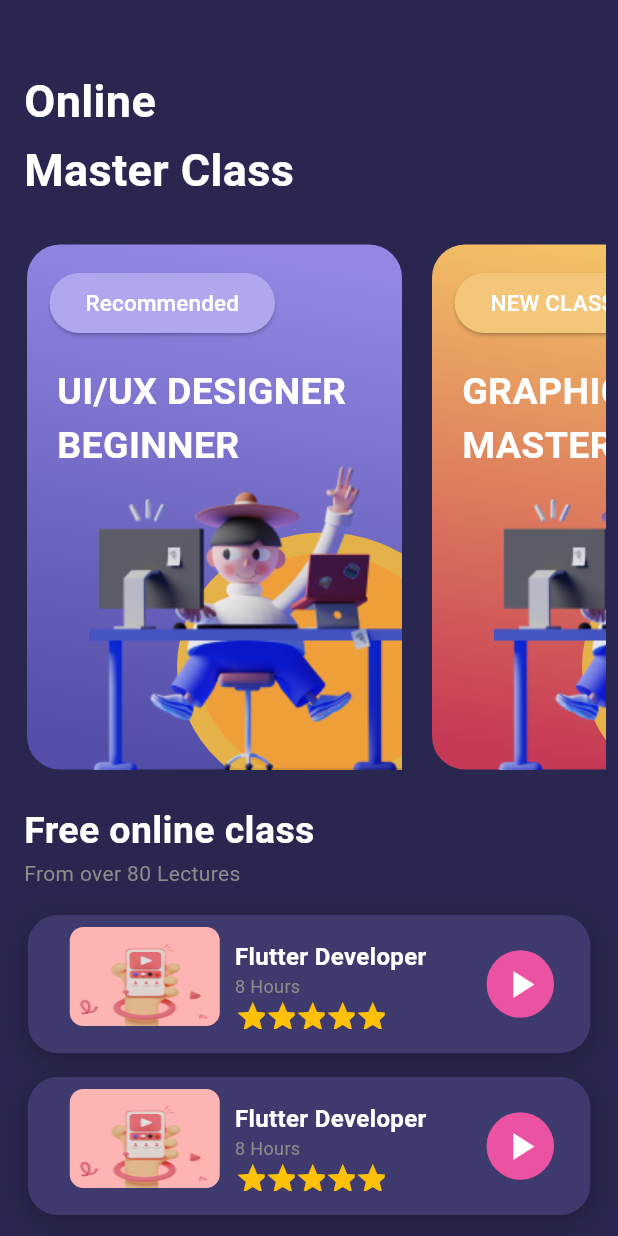
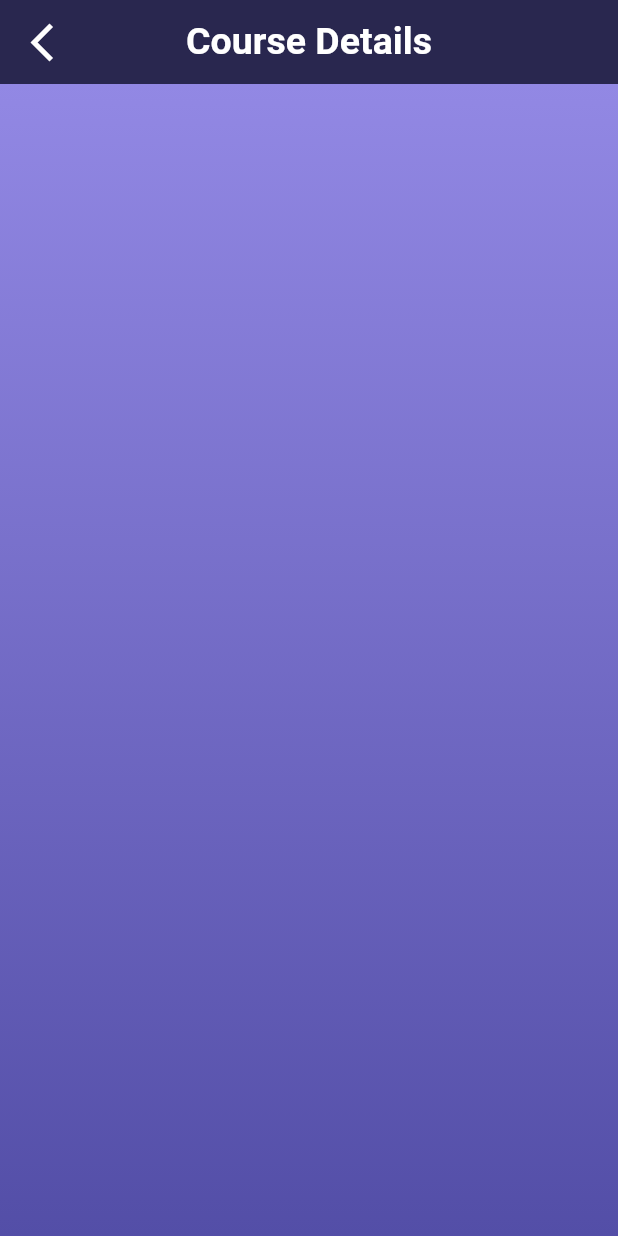
Before and after one commit to harleymamalias/online_course_app_ui, a Flutter app: the screen it shows after launch, after a tap on "Recommended", on a phone screen of 412 x 824 dp. Run offline on Flutter 3.47's test engine with Material 2 defaults, Android fonts, the phone set to English and light mode, and no system bars.

Commit message:
added a new button and a page to navigate both homepage and course details

```diff
--- a/lib/main.dart
+++ b/lib/main.dart
@@ -15,7 +15,7 @@ class MyApp extends StatelessWidget {
   Widget build(BuildContext context) {
     return MaterialApp(
       debugShowCheckedModeBanner: false,
-      title: 'Flutter Demo',
+      title: 'Online Course App',
       theme: ThemeData(
         colorScheme: ColorScheme.fromSeed(seedColor: app_color.bgColor),
         useMaterial3: true,
--- /dev/null
+++ b/lib/pages/course_details.dart
@@ -0,0 +1,48 @@
+import 'package:flutter/material.dart';
+import 'package:online_course_app_ui/pages/my_home_page.dart';
+import 'package:online_course_app_ui/colors/app_color.dart' as app_color;
+
+class CourseDetails extends StatelessWidget {
+  const CourseDetails({super.key});
+
+  @override
+  Widget build(BuildContext context) {
+    return SafeArea(
+      child: Scaffold(
+        appBar: AppBar(
+          backgroundColor: app_color.bgColor,
+          title: const Text(
+            'Course Details',
+            style: TextStyle(
+                color: app_color.textColor,
+                fontSize: 25,
+                fontWeight: FontWeight.w600),
+          ),
+          centerTitle: true,
+          leading: IconButton(
+            icon: const Icon(Icons.arrow_back_ios_new_sharp),
+            iconSize: 30,
+            color: Colors.white,
+            onPressed: () {
+              Navigator.push(context,
+                  MaterialPageRoute(builder: (context) => const MyHomePage()));
+            },
+          ),
+        ),
+        body: Container(
+            decoration: const BoxDecoration(
+          gradient: LinearGradient(
+            begin: Alignment.topCenter,
+            end: Alignment.bottomCenter,
+            colors: [
+              Color(0xFF9288E4),
+              Color(0xFF534EA7)
+            ], // Your gradient colors
+          ),
+        )
+        // child: St,
+        ),
+      ),
+    );
+  }
+}
--- a/lib/pages/my_home_page.dart
+++ b/lib/pages/my_home_page.dart
@@ -29,8 +29,8 @@ class MyHomePage extends StatelessWidget {
                         'Online',
                         style: TextStyle(
                             color: app_color.textColor,
-                            fontSize: 30,
-                            fontWeight: FontWeight.bold),
+                            fontSize: 36,
+                            fontWeight: FontWeight.w700),
                       ),
                     ],
                   ),
@@ -43,8 +43,8 @@ class MyHomePage extends StatelessWidget {
                         'Master Class',
                         style: TextStyle(
                             color: app_color.textColor,
-                            fontSize: 30,
-                            fontWeight: FontWeight.bold),
+                            fontSize: 36,
+                            fontWeight: FontWeight.w500),
                       ),
                     ],
                   ),
--- a/lib/widgets/big_card_class_recommended.dart
+++ b/lib/widgets/big_card_class_recommended.dart
@@ -1,5 +1,6 @@
 import 'package:flutter/material.dart';
 import 'package:online_course_app_ui/colors/app_color.dart' as app_color;
+import 'package:online_course_app_ui/pages/course_details.dart';
 
 class BigCardClassRecommendedWidget extends StatelessWidget {
   const BigCardClassRecommendedWidget({
@@ -61,7 +62,9 @@ class BigCardClassRecommendedWidget extends StatelessWidget {
               Container(
                 padding: const EdgeInsets.all(5),
                 child: ElevatedButton(
-                  onPressed: () {},
+                  onPressed: () {
+                    Navigator.push(context, MaterialPageRoute(builder: (context) => const CourseDetails() ));
+                  },
                   style: ButtonStyle(
                     backgroundColor: MaterialStateProperty.all<Color>(
                       Color(app_color.recommendedButton.value),
--- a/lib/widgets/free_online_classcard_widget.dart
+++ b/lib/widgets/free_online_classcard_widget.dart
@@ -9,7 +9,7 @@ class FreeOnlineClassCardWidget extends StatelessWidget {
   @override
   Widget build(BuildContext context) {
     return Padding(
-      padding: const EdgeInsets.all(8.0),
+      padding: const EdgeInsets.all(10.0),
       child: Container(
         width: 375,
         height: 92,
@@ -29,7 +29,7 @@ class FreeOnlineClassCardWidget extends StatelessWidget {
         ),
         child: Center(
           child: Padding(
-            padding: EdgeInsets.all(8.0),
+            padding: const EdgeInsets.all(8.0),
             child: Row(
               children: [
                 // Leading network image
@@ -97,7 +97,8 @@ class FreeOnlineClassCardWidget extends StatelessWidget {
                       height: 45, // Make it a square
                       decoration: const BoxDecoration(
                         shape: BoxShape.circle, // Circular shape
-                        color: Color(0xFFEB53A2), // Background color of the circular container
+                        color: Color(
+                            0xFFEB53A2), // Background color of the circular container
                       ),
                       child: Center(
                         child: IconButton(
```
